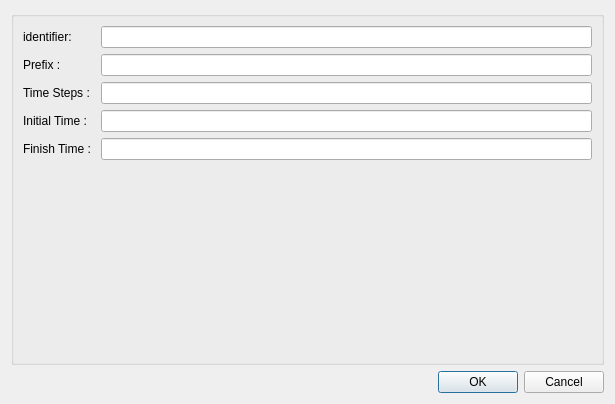
Before: the Qt Designer form mapclientplugins/argonsceneexporterstep/qt/configuredialog.ui in mapclient-plugins/mapclientplugins.argonsceneexporterstep, drawn with Qt 5.
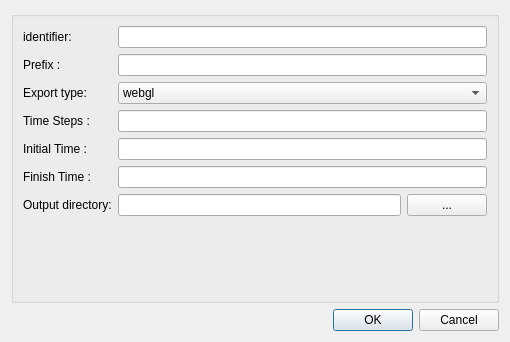
After: the same form once the commit is applied.

What changed in the file:
```diff
--- a/mapclientplugins/argonsceneexporterstep/qt/configuredialog.ui
+++ b/mapclientplugins/argonsceneexporterstep/qt/configuredialog.ui
@@ -6,15 +6,15 @@
    <rect>
     <x>0</x>
     <y>0</y>
-    <width>615</width>
-    <height>404</height>
+    <width>510</width>
+    <height>342</height>
    </rect>
   </property>
   <property name="windowTitle">
    <string>Configure Step</string>
   </property>
   <layout class="QGridLayout" name="gridLayout">
-   <item row="2" column="0">
+   <item row="0" column="0">
     <widget class="QGroupBox" name="configGroupBox">
      <property name="title">
       <string/>
@@ -40,40 +40,85 @@
       <item row="1" column="1">
        <widget class="QLineEdit" name="prefix_lineEdit"/>
       </item>
-      <item row="2" column="0">
+      <item row="3" column="0">
        <widget class="QLabel" name="label_4">
         <property name="text">
          <string>Time Steps : </string>
         </property>
        </widget>
       </item>
-      <item row="2" column="1">
+      <item row="3" column="1">
        <widget class="QLineEdit" name="timeSteps_lineEdit"/>
       </item>
-      <item row="3" column="0">
+      <item row="4" column="0">
        <widget class="QLabel" name="label">
         <property name="text">
          <string>Initial Time : </string>
         </property>
        </widget>
       </item>
-      <item row="3" column="1">
+      <item row="4" column="1">
        <widget class="QLineEdit" name="initialTime_lineEdit"/>
       </item>
-      <item row="4" column="0">
+      <item row="5" column="0">
        <widget class="QLabel" name="label_2">
         <property name="text">
          <string>Finish Time : </string>
         </property>
        </widget>
       </item>
-      <item row="4" column="1">
+      <item row="5" column="1">
        <widget class="QLineEdit" name="finishTime_lineEdit"/>
       </item>
+      <item row="6" column="0">
+       <widget class="QLabel" name="label1">
+        <property name="text">
+         <string>Output directory:</string>
+        </property>
+       </widget>
+      </item>
+      <item row="6" column="1">
+       <layout class="QHBoxLayout" name="horizontalLayout">
+        <item>
+         <widget class="QLineEdit" name="lineEditOutputDirectory"/>
+        </item>
+        <item>
+         <widget class="QPushButton" name="pushButtonOutputDirectory">
+          <property name="text">
+           <string>...</string>
+          </property>
+         </widget>
+        </item>
+       </layout>
+      </item>
+      <item row="2" column="0">
+       <widget class="QLabel" name="label_5">
+        <property name="text">
+         <string>Export type:</string>
+        </property>
+       </widget>
+      </item>
+      <item row="2" column="1">
+       <widget class="QComboBox" name="comboBoxExportType">
+        <property name="currentIndex">
+         <number>0</number>
+        </property>
+        <item>
+         <property name="text">
+          <string>webgl</string>
+         </property>
+        </item>
+        <item>
+         <property name="text">
+          <string>thumbnail</string>
+         </property>
+        </item>
+       </widget>
+      </item>
      </layout>
     </widget>
    </item>
-   <item row="3" column="0">
+   <item row="1" column="0">
     <widget class="QDialogButtonBox" name="buttonBox">
      <property name="orientation">
       <enum>Qt::Horizontal</enum>
```
Left out of the diff: 10 changed lines with no effect on the pictures.
